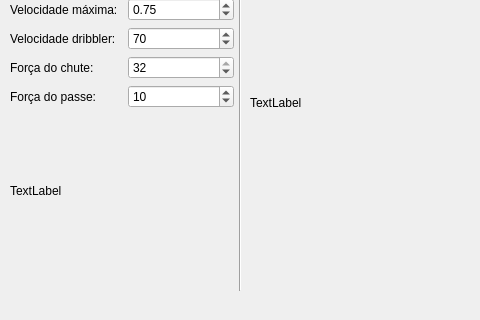
Before: the Qt Designer form manual-control/manualwindow.ui in adornetejr/joystick, drawn with Qt 5; both pictures show x 0 to 480 and y 100 to 420 of the 800 by 420 pixel window.
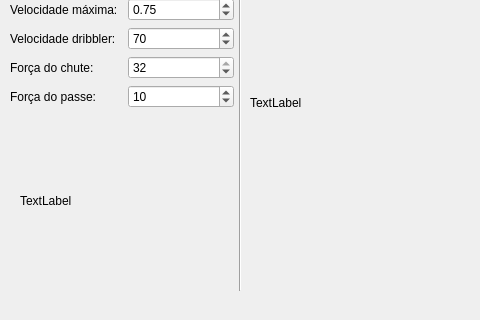
After: the same form once the commit is applied.

Patch:
```diff
--- a/manual-control/manualwindow.ui
+++ b/manual-control/manualwindow.ui
@@ -199,10 +199,10 @@
    <widget class="QLabel" name="logo">
     <property name="geometry">
      <rect>
-      <x>10</x>
-      <y>210</y>
-      <width>211</width>
-      <height>161</height>
+      <x>20</x>
+      <y>230</y>
+      <width>191</width>
+      <height>141</height>
      </rect>
     </property>
     <property name="text">
```
Left out of the diff: 8 changed lines with no effect on the pictures.
